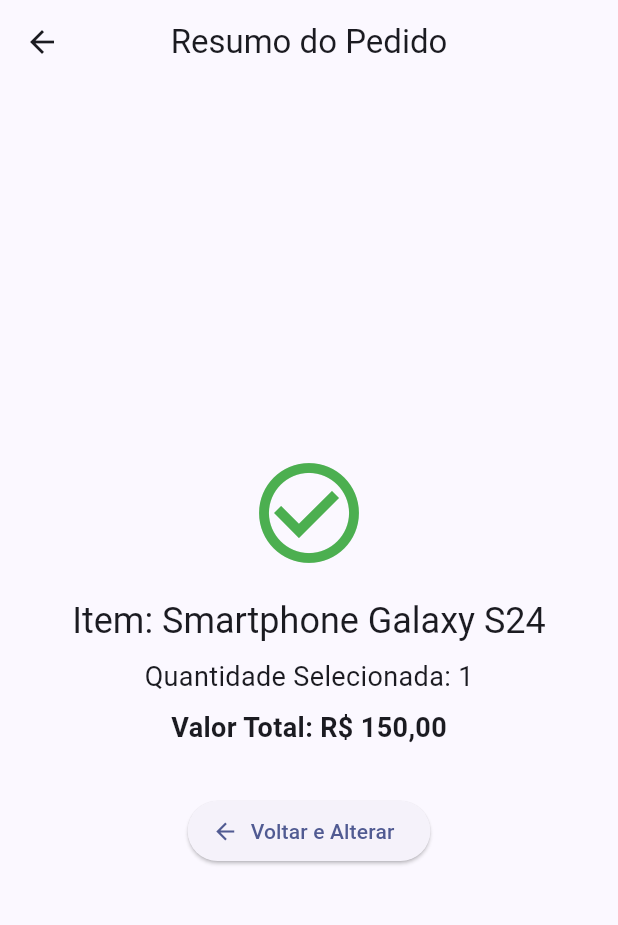
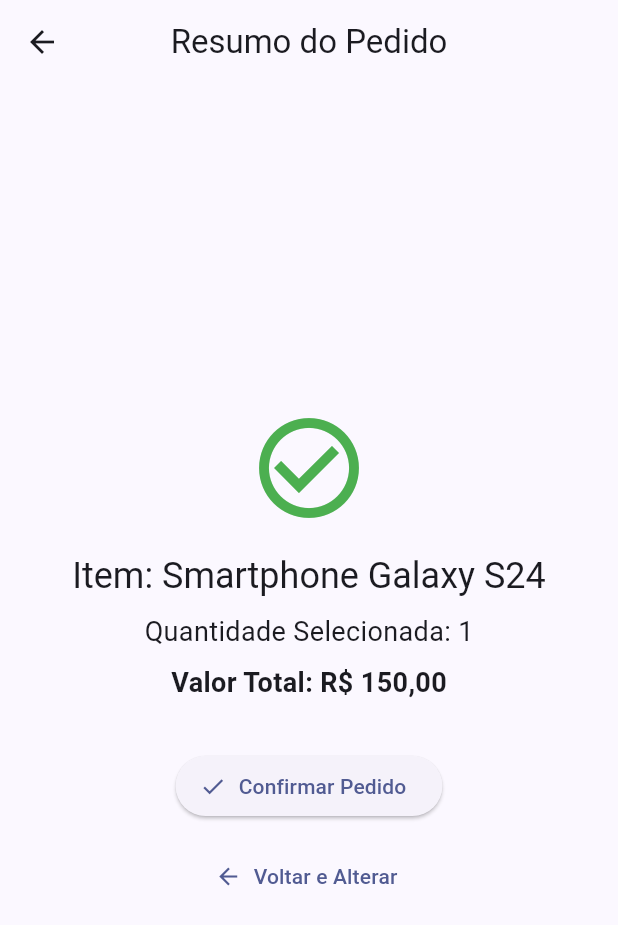
Before and after one commit to CAKeysama/DispositivosMoveisAula7, a Flutter app: the screen it shows after launch, after a tap on "Avançar para Resumo", on a phone screen of 412 x 824 dp. Shown: the top 925 px of the screen. Run offline on Flutter 3.47's test engine with Material 3 defaults, Android fonts, the phone set to English and light mode, and no system bars.

Commit message:
feat: confirma pedido com retorno e SnackBar
Co-authored-by: arena-agent <297053741+arena-agent@users.noreply.github.com>

```diff
--- a/lib/main.dart
+++ b/lib/main.dart
@@ -57,6 +57,29 @@
     });
   }
 
+  Future<void> _abrirResumo() async {
+    final pedidoConfirmado = await Navigator.push<bool>(
+      context,
+      MaterialPageRoute(
+        builder: (context) => TelaResumo(
+          item: _nomeProduto,
+          quantidade: _quantidade,
+          valorTotal: _valorTotal,
+        ),
+      ),
+    );
+
+    if (!mounted || pedidoConfirmado != true) {
+      return;
+    }
+
+    ScaffoldMessenger.of(context)
+      ..hideCurrentSnackBar()
+      ..showSnackBar(
+        const SnackBar(content: Text('Pedido Confirmado com Sucesso!')),
+      );
+  }
+
   @override
   Widget build(BuildContext context) {
     return Scaffold(
@@ -108,19 +131,7 @@
               ),
               const SizedBox(height: 40),
               ElevatedButton(
-                onPressed: () {
-                  // Empilha a TelaResumo passando os dados do estado.
-                  Navigator.push(
-                    context,
-                    MaterialPageRoute(
-                      builder: (context) => TelaResumo(
-                        item: _nomeProduto,
-                        quantidade: _quantidade,
-                        valorTotal: _valorTotal,
-                      ),
-                    ),
-                  );
-                },
+                onPressed: _abrirResumo,
                 child: const Text('Avançar para Resumo'),
               ),
             ],
--- a/lib/tela_resumo.dart
+++ b/lib/tela_resumo.dart
@@ -55,7 +55,15 @@
               const SizedBox(height: 32),
               ElevatedButton.icon(
                 onPressed: () {
-                  // Desempilha a tela atual e retorna à anterior.
+                  // Retorna a confirmação para a TelaContador.
+                  Navigator.pop(context, true);
+                },
+                icon: const Icon(Icons.check),
+                label: const Text('Confirmar Pedido'),
+              ),
+              const SizedBox(height: 12),
+              TextButton.icon(
+                onPressed: () {
                   Navigator.pop(context);
                 },
                 icon: const Icon(Icons.arrow_back),
```
